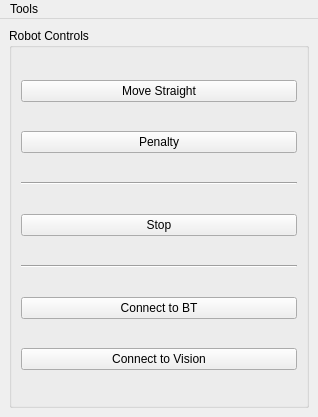
Qt form GUI/mainwindow.ui (SSabev/SDPCode) before a commit.
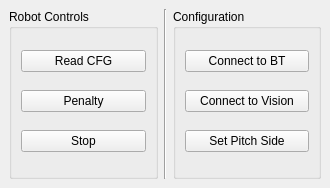
The same form after that commit. Icons and pictures are not drawn.

Commit message: GUI and vision server exchange c structures; Managed to read pitch configuration from vision; NP: other functions are broken atm!

Patch:
```diff
--- a/GUI/mainwindow.ui
+++ b/GUI/mainwindow.ui
@@ -6,8 +6,8 @@
    <rect>
     <x>0</x>
     <y>0</y>
-    <width>318</width>
-    <height>417</height>
+    <width>330</width>
+    <height>188</height>
    </rect>
   </property>
   <property name="windowTitle">
@@ -18,17 +18,17 @@
     <normaloff>img/robot_icon.gif</normaloff>img/robot_icon.gif</iconset>
   </property>
   <widget class="QWidget" name="centralwidget">
-   <layout class="QVBoxLayout" name="verticalLayout_2">
+   <layout class="QHBoxLayout" name="horizontalLayout">
     <item>
      <widget class="QGroupBox" name="groupBox">
       <property name="title">
        <string>Robot Controls</string>
       </property>
-      <layout class="QVBoxLayout" name="verticalLayout">
+      <layout class="QVBoxLayout" name="verticalLayout_2">
        <item>
         <widget class="QPushButton" name="moveStraightBtn">
          <property name="text">
-          <string>Move Straight</string>
+          <string>Read CFG</string>
          </property>
         </widget>
        </item>
@@ -39,13 +39,6 @@
          </property>
         </widget>
        </item>
-       <item>
-        <widget class="Line" name="line">
-         <property name="orientation">
-          <enum>Qt::Horizontal</enum>
-         </property>
-        </widget>
-       </item>
        <item>
         <widget class="QPushButton" name="stopBtn">
          <property name="text">
@@ -53,13 +46,22 @@
          </property>
         </widget>
        </item>
-       <item>
-        <widget class="Line" name="line_2">
-         <property name="orientation">
-          <enum>Qt::Horizontal</enum>
-         </property>
-        </widget>
-       </item>
+      </layout>
+     </widget>
+    </item>
+    <item>
+     <widget class="Line" name="line">
+      <property name="orientation">
+       <enum>Qt::Vertical</enum>
+      </property>
+     </widget>
+    </item>
+    <item>
+     <widget class="QGroupBox" name="groupBox_2">
+      <property name="title">
+       <string>Configuration</string>
+      </property>
+      <layout class="QVBoxLayout" name="verticalLayout">
        <item>
         <widget class="QPushButton" name="btConnectBtn">
          <property name="text">
@@ -74,6 +76,13 @@
          </property>
         </widget>
        </item>
+       <item>
+        <widget class="QPushButton" name="pitchSideBtn">
+         <property name="text">
+          <string>Set Pitch Side</string>
+         </property>
+        </widget>
+       </item>
       </layout>
      </widget>
     </item>
@@ -84,20 +93,10 @@
     <rect>
      <x>0</x>
      <y>0</y>
-     <width>318</width>
+     <width>330</width>
      <height>29</height>
     </rect>
    </property>
-   <widget class="QMenu" name="menuTools">
-    <property name="title">
-     <string>Tools</string>
-    </property>
-    <addaction name="actionSet_Pitch_Side"/>
-    <addaction name="separator"/>
-    <addaction name="actionConnect_To_Vision"/>
-    <addaction name="actionConnect_To_BT"/>
-   </widget>
-   <addaction name="menuTools"/>
   </widget>
   <action name="actionSet_Pitch_Side">
    <property name="text">
```
Left out of the diff: 15 changed lines with no effect on the pictures. The commit also changes 13 other files.
